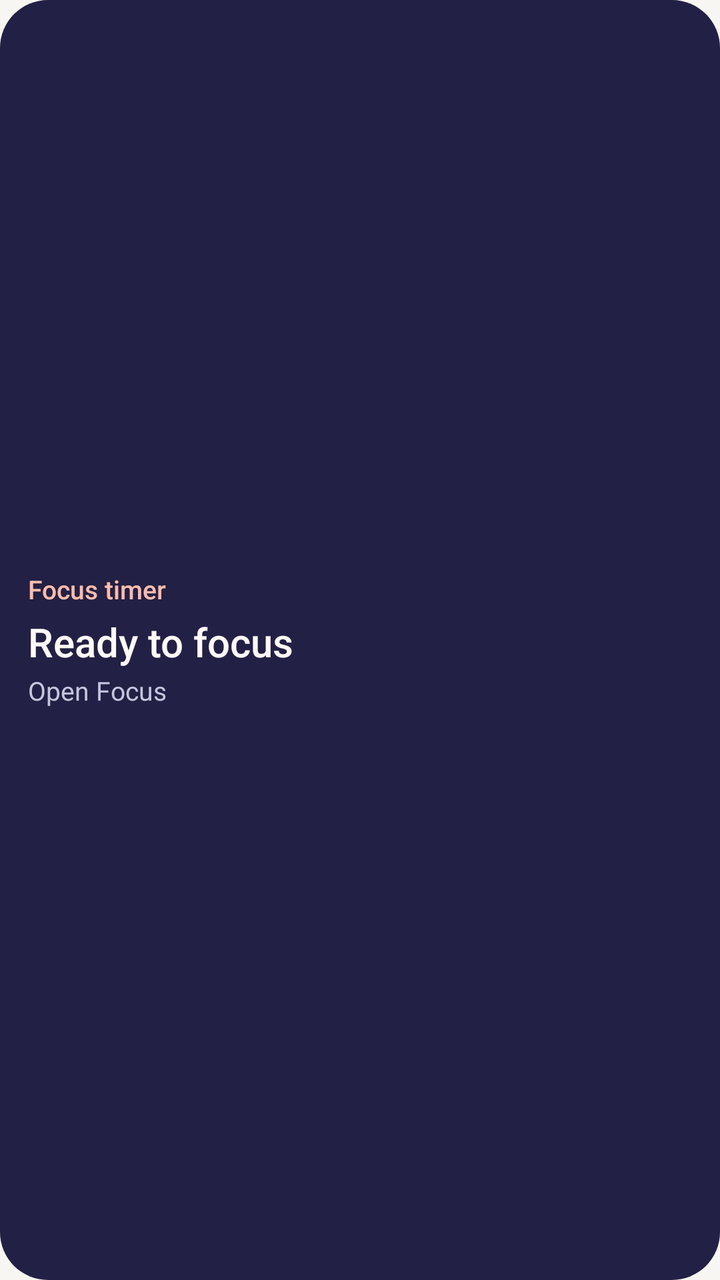
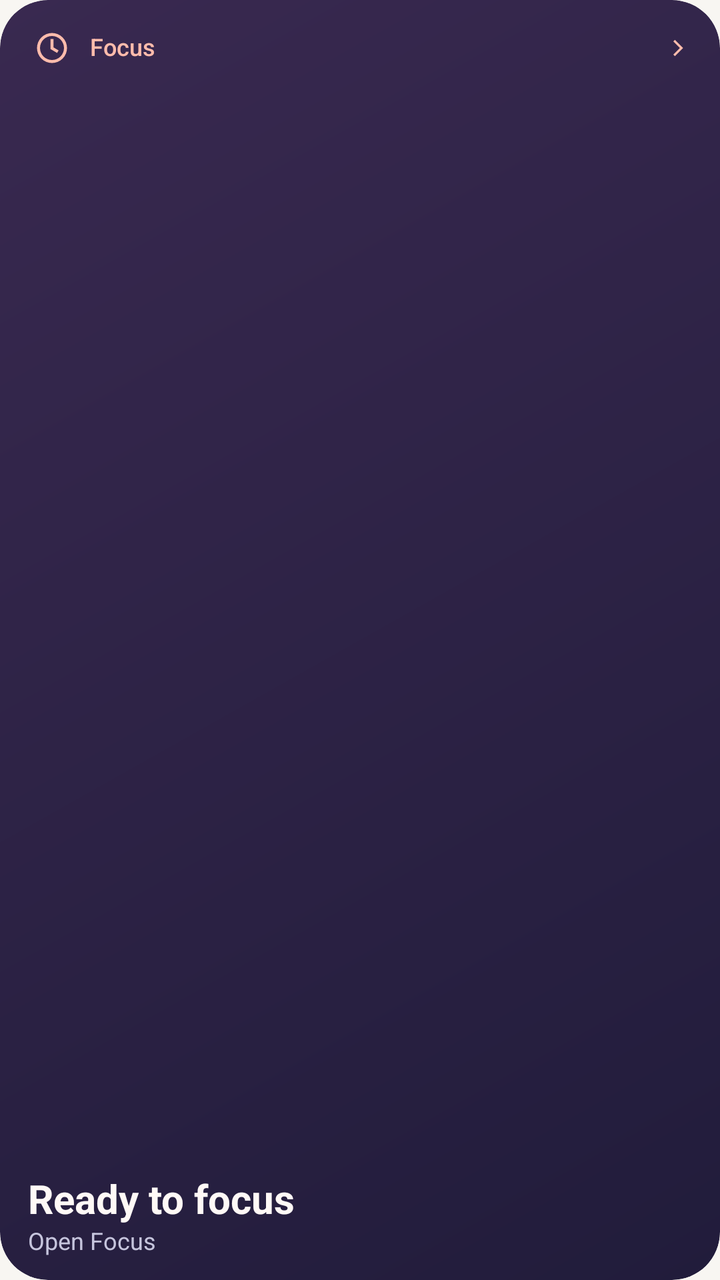

An Android layout rendered at two revisions. The XML below is the earlier revision; the diff shows what the commit changed to produce the second picture.
<!-- AndroidManifest.xml: application theme AppTheme -->
<!-- res/layout/widget_focus.xml -->
<?xml version="1.0" encoding="utf-8"?>
<LinearLayout xmlns:android="http://schemas.android.com/apk/res/android"
    android:id="@android:id/background"
    style="@style/Widget.StudyOrbit.Card"
    android:layout_width="match_parent"
    android:layout_height="match_parent">

    <TextView
        style="@style/Widget.StudyOrbit.Heading"
        android:layout_width="match_parent"
        android:layout_height="wrap_content"
        android:text="@string/widget_focus_title" />

    <Chronometer
        android:id="@+id/widget_clock"
        style="@style/Widget.StudyOrbit.Value"
        android:layout_width="match_parent"
        android:layout_height="wrap_content"
        android:layout_marginTop="4dp"
        android:fontFeatureSettings="tnum"
        android:maxLines="1"
        android:textSize="30sp"
        android:visibility="gone" />

    <TextView
        android:id="@+id/widget_value"
        style="@style/Widget.StudyOrbit.Value"
        android:layout_width="match_parent"
        android:layout_height="wrap_content"
        android:layout_marginTop="4dp"
        android:fontFeatureSettings="tnum"
        android:text="@string/widget_focus_idle" />

    <TextView
        android:id="@+id/widget_detail"
        style="@style/Widget.StudyOrbit.Detail"
        android:layout_width="match_parent"
        android:layout_height="wrap_content"
        android:layout_marginTop="2dp"
        android:text="@string/widget_open_focus" />
</LinearLayout>
<!-- resources referenced by this layout -->
<resources>
  <string name="widget_focus_idle">Ready to focus</string>
  <string name="widget_focus_title">Focus timer</string>
  <string name="widget_open_focus">Open Focus</string>
  <style name="Widget.StudyOrbit.Card" parent="">
          <item name="android:background">@drawable/widget_background</item>
          <item name="android:orientation">vertical</item>
          <item name="android:gravity">center_vertical</item>
          <item name="android:paddingStart">14dp</item>
          <item name="android:paddingEnd">14dp</item>
          <item name="android:paddingTop">8dp</item>
          <item name="android:paddingBottom">8dp</item>
      </style>
  <style name="Widget.StudyOrbit.Detail" parent="">
          <item name="android:textColor">@color/widget_muted</item>
          <item name="android:textSize">13sp</item>
          <item name="android:maxLines">2</item>
          <item name="android:ellipsize">end</item>
      </style>
  <style name="Widget.StudyOrbit.Heading" parent="">
          <item name="android:fontFamily">sans-serif-medium</item>
          <item name="android:textColor">@color/widget_accent</item>
          <item name="android:textSize">13sp</item>
          <item name="android:maxLines">1</item>
          <item name="android:ellipsize">end</item>
      </style>
  <style name="Widget.StudyOrbit.Value" parent="">
          <item name="android:fontFamily">sans-serif-medium</item>
          <item name="android:textColor">@color/widget_text</item>
          <item name="android:textSize">20sp</item>
          <item name="android:maxLines">2</item>
          <item name="android:ellipsize">end</item>
      </style>
  <style name="AppTheme" parent="android:style/Theme.Material.Light.NoActionBar">
          <item name="android:windowBackground">#F8F6F2</item>
          <item name="android:colorAccent">#4541A0</item>
          <item name="android:windowLightStatusBar">true</item>
      </style>
  <!-- drawable widget_background (drawable) -->
  <?xml version="1.0" encoding="utf-8"?>
  <shape xmlns:android="http://schemas.android.com/apk/res/android">
      <solid android:color="@color/widget_surface" />
      <corners android:radius="24dp" />
  </shape>
  <color name="widget_muted">#C6C5DD</color>
  <color name="widget_accent">#FFBCAC</color>
  <color name="widget_text">#FFF9F6</color>
  <color name="widget_surface">#222044</color>
</resources>

<!-- the commit's change to res/layout/widget_focus.xml (unified diff, before → after) -->
@@ -2,24 +2,60 @@
 <LinearLayout xmlns:android="http://schemas.android.com/apk/res/android"
     android:id="@android:id/background"
     style="@style/Widget.StudyOrbit.Card"
+    android:background="@drawable/widget_background"
     android:layout_width="match_parent"
     android:layout_height="match_parent">
 
-    <TextView
-        style="@style/Widget.StudyOrbit.Heading"
+    <LinearLayout
         android:layout_width="match_parent"
         android:layout_height="wrap_content"
-        android:text="@string/widget_focus_title" />
+        android:gravity="center_vertical"
+        android:orientation="horizontal">
+
+        <ImageView
+            android:layout_width="24dp"
+            android:layout_height="24dp"
+            android:layout_marginEnd="7dp"
+            android:padding="3dp"
+            android:importantForAccessibility="no"
+            android:src="@drawable/ic_widget_focus"
+            android:tint="@color/widget_accent" />
+
+        <TextView
+            style="@style/Widget.StudyOrbit.Heading"
+            android:layout_width="0dp"
+            android:layout_height="wrap_content"
+            android:layout_weight="1"
+            android:textColor="@color/widget_accent"
+            android:text="@string/widget_focus_heading" />
+
+        <ImageView
+            android:layout_width="14dp"
+            android:layout_height="14dp"
+            android:importantForAccessibility="no"
+            android:scaleType="fitCenter"
+            android:src="@drawable/ic_rail_expand"
+            android:tint="@color/widget_accent" />
+    </LinearLayout>
+
+    <FrameLayout
+        android:layout_width="match_parent"
+        android:layout_height="0dp"
+        android:layout_weight="1" />
 
     <Chronometer
         android:id="@+id/widget_clock"
         style="@style/Widget.StudyOrbit.Value"
         android:layout_width="match_parent"
         android:layout_height="wrap_content"
-        android:layout_marginTop="4dp"
+        android:layout_marginTop="6dp"
         android:fontFeatureSettings="tnum"
         android:maxLines="1"
-        android:textSize="30sp"
+        android:textSize="32sp"
+        android:autoSizeTextType="uniform"
+        android:autoSizeMinTextSize="16sp"
+        android:autoSizeMaxTextSize="32sp"
+        android:autoSizeStepGranularity="1sp"
         android:visibility="gone" />
 
     <TextView
@@ -27,7 +63,7 @@
         style="@style/Widget.StudyOrbit.Value"
         android:layout_width="match_parent"
         android:layout_height="wrap_content"
-        android:layout_marginTop="4dp"
+        android:layout_marginTop="6dp"
         android:fontFeatureSettings="tnum"
         android:text="@string/widget_focus_idle" />
 
<!-- resource entries referenced after the edit -->
@@ -1,34 +1,36 @@
 <!-- resources referenced by this layout -->
 <resources>
   <string name="widget_focus_idle">Ready to focus</string>
-  <string name="widget_focus_title">Focus timer</string>
   <string name="widget_open_focus">Open Focus</string>
   <style name="Widget.StudyOrbit.Card" parent="">
-          <item name="android:background">@drawable/widget_background</item>
+          <item name="android:clipToOutline">true</item>
           <item name="android:orientation">vertical</item>
-          <item name="android:gravity">center_vertical</item>
           <item name="android:paddingStart">14dp</item>
           <item name="android:paddingEnd">14dp</item>
-          <item name="android:paddingTop">8dp</item>
-          <item name="android:paddingBottom">8dp</item>
+          <item name="android:paddingTop">12dp</item>
+          <item name="android:paddingBottom">12dp</item>
       </style>
   <style name="Widget.StudyOrbit.Detail" parent="">
           <item name="android:textColor">@color/widget_muted</item>
-          <item name="android:textSize">13sp</item>
+          <item name="android:textSize">12sp</item>
+          <item name="android:includeFontPadding">false</item>
           <item name="android:maxLines">2</item>
           <item name="android:ellipsize">end</item>
       </style>
   <style name="Widget.StudyOrbit.Heading" parent="">
           <item name="android:fontFamily">sans-serif-medium</item>
           <item name="android:textColor">@color/widget_accent</item>
-          <item name="android:textSize">13sp</item>
+          <item name="android:textSize">12sp</item>
+          <item name="android:includeFontPadding">false</item>
           <item name="android:maxLines">1</item>
           <item name="android:ellipsize">end</item>
       </style>
   <style name="Widget.StudyOrbit.Value" parent="">
-          <item name="android:fontFamily">sans-serif-medium</item>
+          <item name="android:fontFamily">sans-serif</item>
+          <item name="android:textStyle">bold</item>
           <item name="android:textColor">@color/widget_text</item>
           <item name="android:textSize">20sp</item>
+          <item name="android:includeFontPadding">false</item>
           <item name="android:maxLines">2</item>
           <item name="android:ellipsize">end</item>
       </style>
@@ -38,14 +40,23 @@
           <item name="android:windowLightStatusBar">true</item>
       </style>
   <!-- drawable widget_background (drawable) -->
-  <?xml version="1.0" encoding="utf-8"?>
   <shape xmlns:android="http://schemas.android.com/apk/res/android">
-      <solid android:color="@color/widget_surface" />
+      <gradient android:angle="315" android:startColor="#392950" android:endColor="#211C3B" />
       <corners android:radius="24dp" />
   </shape>
+  <string name="widget_focus_heading">Focus</string>
   <color name="widget_muted">#C6C5DD</color>
   <color name="widget_accent">#FFBCAC</color>
+  <!-- drawable ic_rail_expand (drawable) -->
+  <vector xmlns:android="http://schemas.android.com/apk/res/android"
+      android:width="20dp" android:height="20dp" android:viewportWidth="24" android:viewportHeight="24">
+      <path android:fillColor="#FFFFFFFF" android:fillType="evenOdd" android:pathData="M9.4,5L16.4,12L9.4,19L8,17.6L13.6,12L8,6.4Z" />
+  </vector>
+  <!-- drawable ic_widget_focus (drawable) -->
+  <vector xmlns:android="http://schemas.android.com/apk/res/android"
+      android:width="20dp" android:height="20dp" android:viewportWidth="24" android:viewportHeight="24">
+      <path android:fillColor="#FFFFFFFF" android:fillType="evenOdd" android:pathData="M12,2a10,10 0,1 0,0 20a10,10 0,0 0,0 -20zM12,4a8,8 0,1 1,0 16a8,8 0,1 1,0 -16zM11,6h2v5.6l3.4,2L15.4,15.3L11,12.7z" />
+  </vector>
   <color name="widget_text">#FFF9F6</color>
-  <color name="widget_surface">#222044</color>
 </resources>
 
